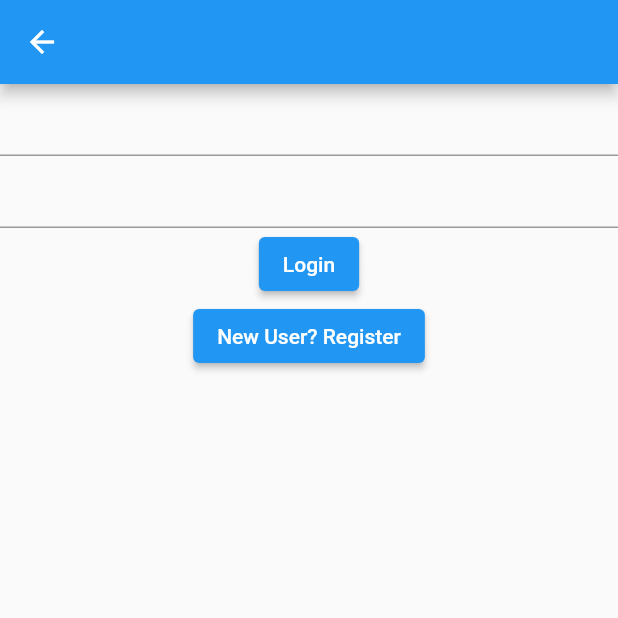
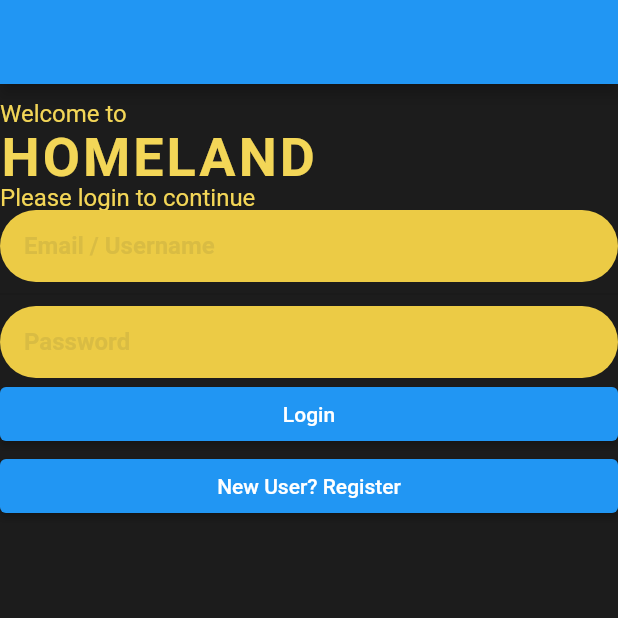
Before and after one commit to silentl007/bankapptest, a Flutter app: the Login screen opened directly, on a phone screen of 412 x 824 dp, the top half of it. Run offline on Flutter 3.47's test engine with Material 2 defaults, Android fonts, the phone set to English and light mode, and no system bars; our stand-ins replace awesome_dialog.

Commit message:
designing login

```diff
--- a/lib/home.dart
+++ b/lib/home.dart
@@ -8,8 +8,10 @@ class Home extends StatefulWidget {
 class _HomeState extends State<Home> {
   @override
   Widget build(BuildContext context) {
-    return Container(
-
+    return SafeArea(
+      child: Scaffold(
+        body: Container()
+      )
     );
   }
 }
--- a/lib/login.dart
+++ b/lib/login.dart
@@ -12,21 +12,89 @@ class Login extends StatelessWidget {
   Widget build(BuildContext context) {
     return SafeArea(
       child: Scaffold(
+          backgroundColor: Color(0xFF1C1C1C),
           appBar: AppBar(),
-          body: Form(
-        key: _key,
-        child: Column(children: [
+          body: SingleChildScrollView(
+            child: Column(
+                crossAxisAlignment: CrossAxisAlignment.stretch,
+                mainAxisAlignment: MainAxisAlignment.center,
+                children: [
+                  Text(
+                    "Welcome to",
+                    style: TextStyle(
+                      fontSize: 16,
+                      color: UserColors.yellowColor,
+                      height: 2,
+                    ),
+                  ),
+                  Text(
+                    "HOMELAND",
+                    style: TextStyle(
+                      fontSize: 36,
+                      fontWeight: FontWeight.bold,
+                      color: UserColors.yellowColor,
+                      letterSpacing: 2,
+                      height: 1,
+                    ),
+                  ),
+                  Text(
+                    "Please login to continue",
+                    style: TextStyle(
+                      fontSize: 16,
+                      color: UserColors.yellowColor,
+                      height: 1,
+                    ),
+                  ),
                   TextFormField(
                     controller: usernameControl,
                     keyboardType: TextInputType.number,
+                    decoration: InputDecoration(
+                      hintText: 'Email / Username',
+                      hintStyle: TextStyle(
+                        fontSize: 16,
+                        color: Color(0xFFD9BC43),
+                        fontWeight: FontWeight.bold,
+                      ),
+                      border: OutlineInputBorder(
+                        borderRadius: BorderRadius.circular(25),
+                        borderSide: BorderSide(
+                          width: 0,
+                          style: BorderStyle.none,
+                        ),
+                      ),
+                      filled: true,
+                      fillColor: Color(0xFFECCB45),
+                      contentPadding:
+                          EdgeInsets.symmetric(horizontal: 16, vertical: 0),
+                    ),
                     validator: (text) {},
                     onSaved: (text) {},
                   ),
+                  Divider(),
                   TextFormField(
                     controller: passwordControl,
                     keyboardType: TextInputType.text,
                     validator: (text) {},
                     onSaved: (text) {},
+                    decoration: InputDecoration(
+                      hintText: 'Password',
+                      hintStyle: TextStyle(
+                        fontSize: 16,
+                        color: Color(0xFFD9BC43),
+                        fontWeight: FontWeight.bold,
+                      ),
+                      border: OutlineInputBorder(
+                        borderRadius: BorderRadius.circular(25),
+                        borderSide: BorderSide(
+                          width: 0,
+                          style: BorderStyle.none,
+                        ),
+                      ),
+                      filled: true,
+                      fillColor: Color(0xFFECCB45),
+                      contentPadding:
+                          EdgeInsets.symmetric(horizontal: 16, vertical: 0),
+                    ),
                   ),
                   ElevatedButton(
                     child: Text('Login'),
--- a/lib/main.dart
+++ b/lib/main.dart
@@ -1,3 +1,4 @@
+import 'package:bankapp/login.dart';
 import 'package:flutter/material.dart';
 
 void main() {
@@ -8,7 +9,7 @@ class MyApp extends StatelessWidget {
   @override
   Widget build(BuildContext context) {
     return MaterialApp(
-      home: Container(),
+      home: Login(),
     );
   }
 }
--- a/lib/model.dart
+++ b/lib/model.dart
@@ -1,5 +1,11 @@
 import 'dart:convert';
+import 'package:flutter/material.dart';
 import 'package:http/http.dart' as http;
+
+class UserColors {
+  static const blackbackground = Color(0xFF1C1C1C);
+  static const yellowColor = Color(0xFFF3D657);
+}
 
 class LoginLogic {
   String username;
```
Lines whose indentation alone changed are shown as unchanged.
